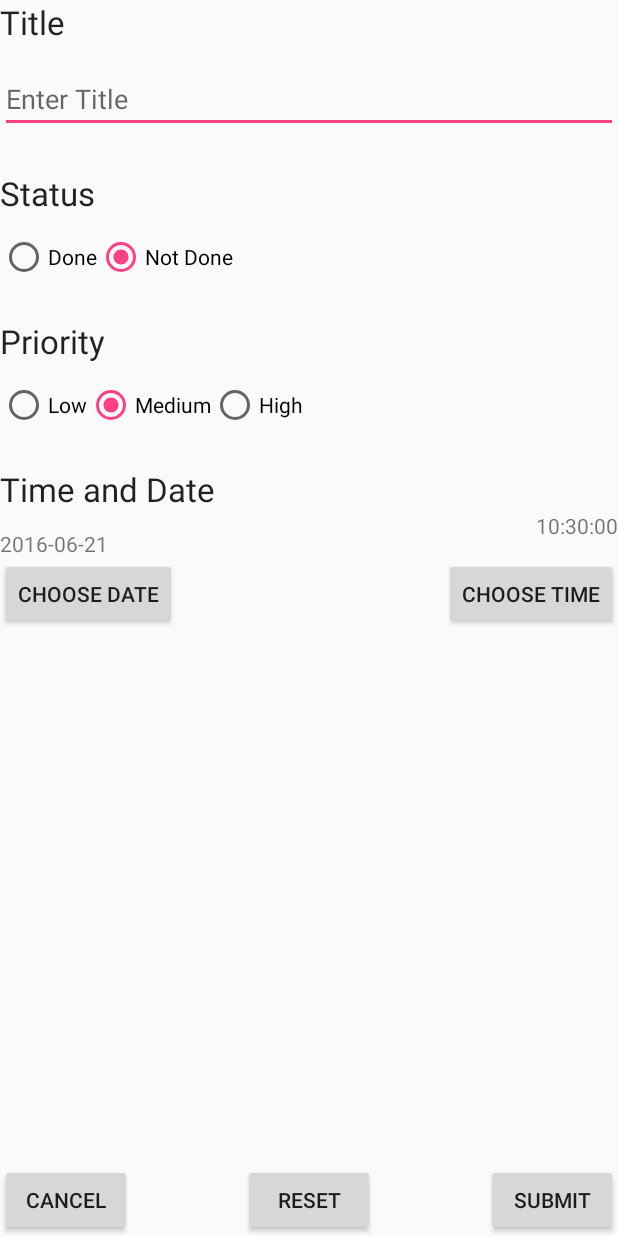
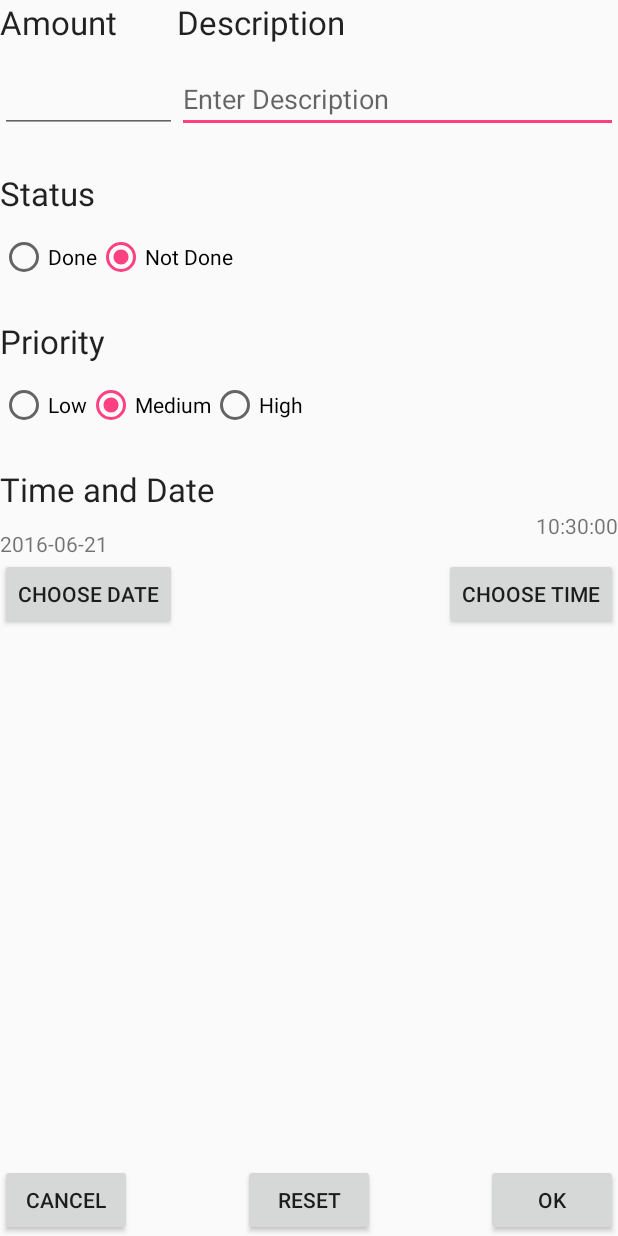
Before and after one commit to acho-bacho/Wallet, an Android app: the AddEntryActivity screen opened directly, with no data from a screen before it, on a phone screen of 412 x 824 dp. Run offline under Robolectric (Android 15) with nearby library versions, the phone set to English and light mode, and no system bars.

Commit message:
added AMOUNT field in the Entry class

```diff
--- a/app/src/main/java/com/example/angelk/wallet/AddEntryActivity.java
+++ b/app/src/main/java/com/example/angelk/wallet/AddEntryActivity.java
@@ -42,6 +42,7 @@ public class AddEntryActivity extends Activity
     private Date mDate;
     private RadioGroup mPriorityRadioGroup;
     private RadioGroup mStatusRadioGroup;
+    private EditText mAmountText;
     private EditText mTitleText;
     private RadioButton mDefaultStatusButton;
     private RadioButton mDefaultPriorityButton;
@@ -51,7 +52,7 @@ public class AddEntryActivity extends Activity
     {
         super.onCreate(savedInstanceState);
         setContentView(R.layout.add_entry);
-
+        mAmountText = (EditText) findViewById(R.id.amount);
         mTitleText = (EditText) findViewById(R.id.title);
         mDefaultStatusButton = (RadioButton) findViewById(R.id.statusNotDone);
         mDefaultPriorityButton = (RadioButton) findViewById(R.id.medPriority);
@@ -129,26 +130,20 @@ public class AddEntryActivity extends Activity
             public void onClick(View v)
             {
                 // gather ToDoItem data
-
-                // TODOx - Get the current Priority
                 Priority priority = getPriority();
-
-                // TODOx - Get the current Status
                 Status status = getStatus();
-
-                // TODOx - Get the current ToDoItem Title
+                float amount = Float.parseFloat(mAmountText.getText().toString());
                 String titleString = mTitleText.getText().toString();
-
 
                 // Construct the Date string
                 String fullDate = dateString + " " + timeString;
 
                 // Package ToDoItem data into an Intent
                 Intent data = new Intent();
-                Entry.packageIntent(data, titleString, priority, status,
+                Entry.packageIntent(data, amount, titleString, priority, status,
                         fullDate);
 
-                // TODOs - return data Intent and finish
+                //return data Intent and finish
                 setResult(RESULT_OK, data);
                 finish();
             }
--- a/app/src/main/java/com/example/angelk/wallet/MainActivity.java
+++ b/app/src/main/java/com/example/angelk/wallet/MainActivity.java
@@ -59,7 +59,6 @@ public class MainActivity extends ListActivity
 
         // TODOx - Inflate footerView for footer_view.xml file
         TextView footerView = (TextView) getLayoutInflater().inflate(R.layout.footer_view, null);
-
 
         // TODOx - Add footerView to ListView
         getListView().addFooterView(footerView);
@@ -172,6 +171,7 @@ public class MainActivity extends ListActivity
             FileInputStream fis = openFileInput(FILE_NAME);
             reader = new BufferedReader(new InputStreamReader(fis));
 
+            float amount = 0;
             String title = null;
             String priority = null;
             String status = null;
@@ -182,7 +182,7 @@ public class MainActivity extends ListActivity
                 priority = reader.readLine();
                 status = reader.readLine();
                 date = Entry.FORMAT.parse(reader.readLine());
-                mAdapter.add(new Entry(title, Priority.valueOf(priority),
+                mAdapter.add(new Entry(amount, title, Priority.valueOf(priority),
                         Status.valueOf(status), date));
             }
 
--- a/app/src/main/res/layout/add_entry.xml
+++ b/app/src/main/res/layout/add_entry.xml
@@ -3,6 +3,25 @@
                  android:layout_width="fill_parent"
                  android:layout_height="fill_parent"
                  android:orientation="vertical" >
+
+    <!-- Amount -->
+    <TextView
+        android:id="@+id/AmountLabel"
+        android:layout_width="wrap_content"
+        android:layout_height="wrap_content"
+        android:text="@string/amount_string"
+        android:textAppearance="?android:attr/textAppearanceLarge"
+        android:layout_alignParentTop="true"
+        android:layout_alignParentStart="true"/>
+    <EditText
+        android:id="@+id/amount"
+        android:layout_width="match_parent"
+        android:layout_height="wrap_content"
+        android:ems="10"
+        android:inputType="numberDecimal"
+        android:layout_alignBottom="@+id/title"
+        android:layout_alignParentStart="true"
+        android:layout_toStartOf="@+id/title"/>
 
     <!-- Title -->
 
@@ -11,19 +30,22 @@
         android:layout_width="wrap_content"
         android:layout_height="wrap_content"
         android:text="@string/title_string"
-        android:textAppearance="?android:attr/textAppearanceLarge" >
+        android:textAppearance="?android:attr/textAppearanceLarge"
+        android:layout_alignParentTop="true"
+        android:layout_toEndOf="@+id/date_picker_button">
     </TextView>
 
     <EditText
         android:id="@+id/title"
         android:layout_width="match_parent"
         android:layout_height="wrap_content"
-        android:layout_alignParentLeft="true"
         android:layout_below="@+id/TitleLabel"
         android:layout_marginTop="14dp"
         android:ems="10"
         android:hint="@string/enter_title_string"
-        android:inputType="textShortMessage">
+        android:inputType="textShortMessage"
+        android:layout_toEndOf="@+id/TitleLabel"
+        android:layout_alignStart="@+id/TitleLabel">
 
         <requestFocus />
     </EditText>
@@ -178,4 +200,7 @@
         android:layout_alignParentRight="true"
         android:text="@string/submit_string" />
 
+
+
+
 </RelativeLayout>
--- a/app/src/main/res/values/strings.xml
+++ b/app/src/main/res/values/strings.xml
@@ -1,8 +1,9 @@
 <resources>
     <string name="app_name">Wallet</string>
     <string name="action_settings">Settings</string>
-    <string name="add_new_todo_item_string">Add New ToDo Item</string>
-    <string name="title_string">Title</string>
+    <string name="add_new_todo_item_string">NEW ENTRY</string>
+    <string name="title_string">Description</string>
+    <string name="enter_title_string">Enter Description</string>
     <string name="done_string">Done</string>
     <string name="status_string">Status</string>
     <string name="not_done_string">Not Done</string>
@@ -16,8 +17,8 @@
     <string name="choose_time_string">Choose Time</string>
     <string name="cancel_string">Cancel</string>
     <string name="reset_string">Reset</string>
-    <string name="submit_string">Submit</string>
-    <string name="enter_title_string">Enter Title</string>
+    <string name="submit_string">OK</string>
     <string name="date_string">date</string>
     <string name="priority_string">Priority</string>
+    <string name="amount_string">Amount</string>
 </resources>
```
Also changed, not shown: app/src/main/java/com/example/angelk/wallet/Entry.java (+23 -22 lines).
